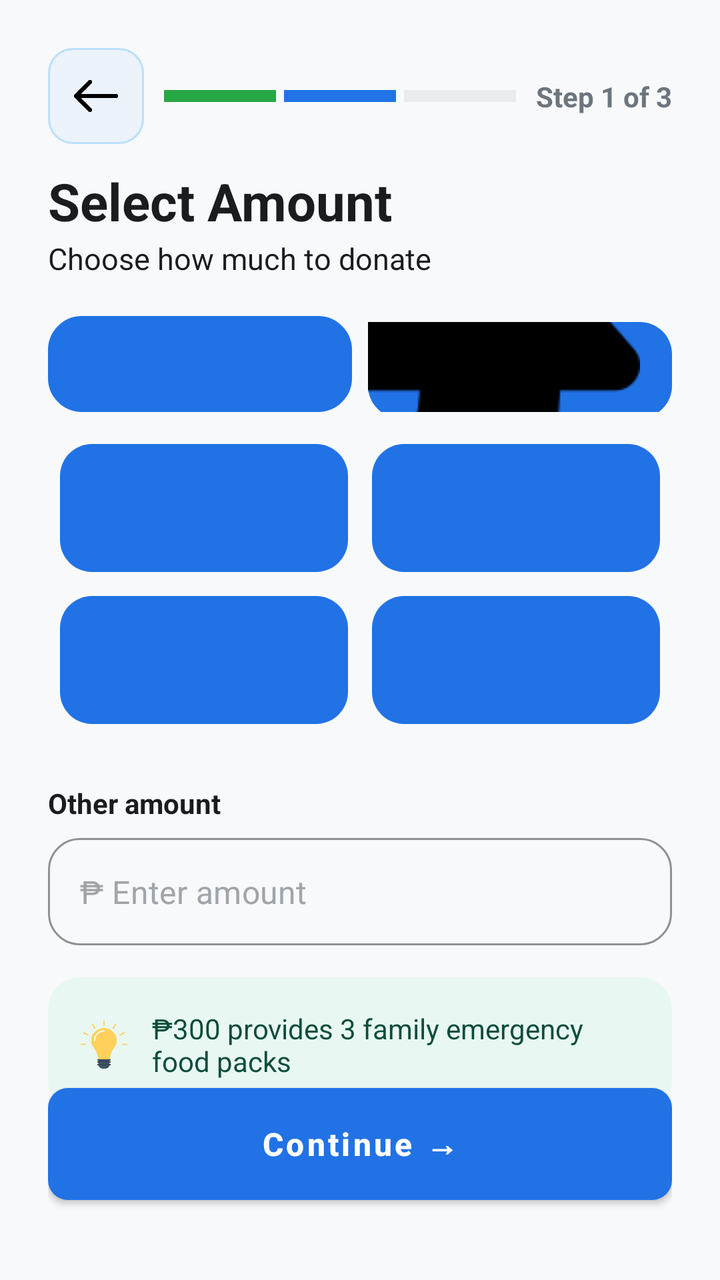
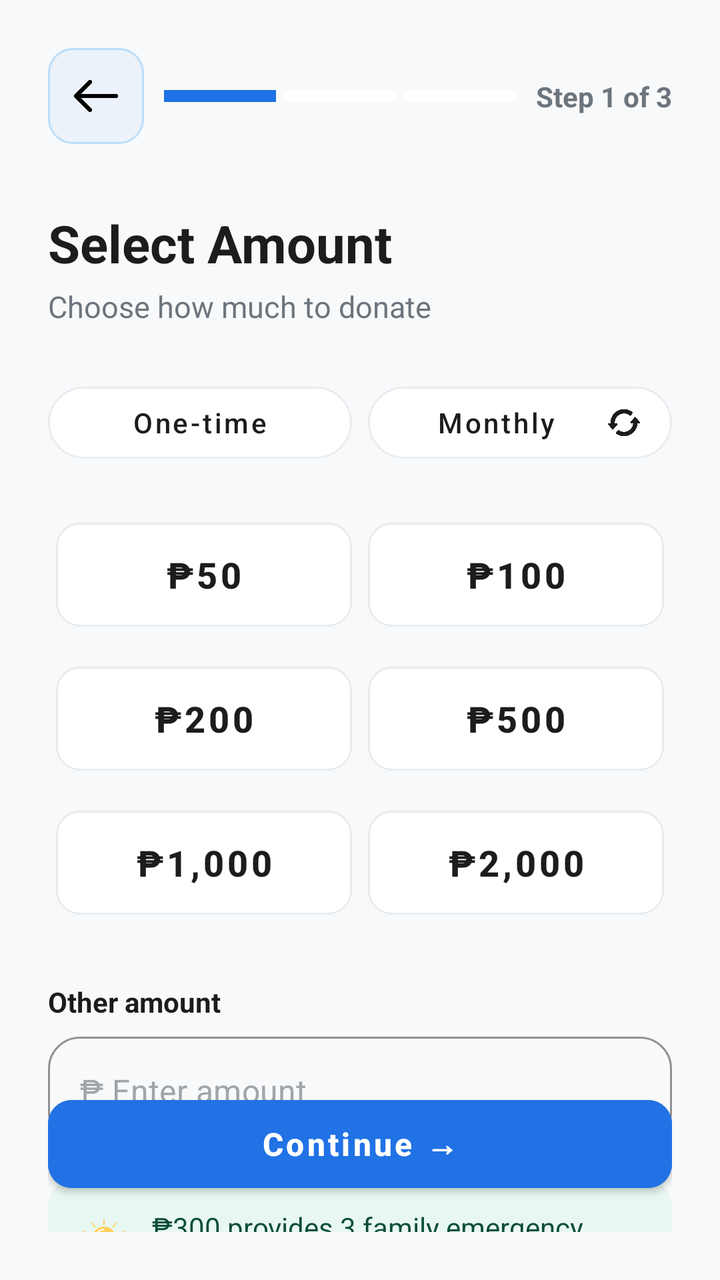

Screens rendered from an Android XML layout before and after an edit, with the pre-edit source and the edit as a unified diff.
<!-- AndroidManifest.xml: application theme Theme.UlamShare -->
<!-- res/layout/activity_select_amount.xml -->
<?xml version="1.0" encoding="utf-8"?>
<androidx.constraintlayout.widget.ConstraintLayout xmlns:android="http://schemas.android.com/apk/res/android"
    xmlns:app="http://schemas.android.com/apk/res-auto"
    android:layout_width="match_parent"
    android:layout_height="match_parent"
    android:background="@color/bg_light_gray"
    android:padding="24dp">

    <ImageButton
        android:id="@+id/btnBack"
        android:layout_width="48dp"
        android:layout_height="48dp"
        android:background="@drawable/rounded_soft_blue_rect"
        android:contentDescription="Go back"
        android:padding="12dp"
        android:scaleType="fitCenter"
        android:src="@drawable/back"
        app:layout_constraintStart_toStartOf="parent"
        app:layout_constraintTop_toTopOf="parent"
        app:tint="@color/black" />

    <TextView
        android:id="@+id/tvStep"
        android:layout_width="wrap_content"
        android:layout_height="wrap_content"
        android:text="Step 1 of 3"
        android:textColor="#6C757D"
        android:textSize="14sp"
        android:textStyle="bold"
        app:layout_constraintBottom_toBottomOf="@id/btnBack"
        app:layout_constraintEnd_toEndOf="parent"
        app:layout_constraintTop_toTopOf="@id/btnBack" />

    <LinearLayout
        android:id="@+id/stepProgressContainer"
        android:layout_width="0dp"
        android:layout_height="6dp"
        android:layout_marginStart="10dp"
        android:layout_marginEnd="10dp"
        android:orientation="horizontal"
        android:weightSum="3"
        app:layout_constraintBottom_toBottomOf="@id/btnBack"
        app:layout_constraintEnd_toStartOf="@id/tvStep"
        app:layout_constraintStart_toEndOf="@id/btnBack"
        app:layout_constraintTop_toTopOf="@id/btnBack">

        <View
            android:layout_width="0dp"
            android:layout_height="match_parent"
            android:layout_marginEnd="4dp"
            android:layout_weight="1"
            android:background="@color/accent_green"
            />

        <View
            android:layout_width="0dp"
            android:layout_height="match_parent"
            android:layout_marginEnd="4dp"
            android:layout_weight="1"
            android:background="@color/brand_blue" />

        <View
            android:layout_width="0dp"
            android:layout_height="match_parent"
            android:layout_weight="1"
            android:background="#E9ECEF" />
    </LinearLayout>

    <TextView
        android:id="@+id/tvTitle"
        android:layout_width="wrap_content"
        android:layout_height="wrap_content"
        android:layout_marginTop="32dp"
        android:text="Select Amount"
        android:textColor="#1A1C1E"
        android:textSize="26sp"
        android:textStyle="bold"
        app:layout_constraintStart_toStartOf="parent"
        app:layout_constraintTop_toBottomOf="@id/stepProgressContainer" />

    <TextView
        android:id="@+id/subtitle"
        android:layout_width="wrap_content"
        android:layout_height="wrap_content"
        android:layout_marginTop="1dp"
        android:text="Choose how much to donate"
        android:textColor="#1A1C1E"
        android:textSize="15sp"
        app:layout_constraintStart_toStartOf="parent"
        app:layout_constraintTop_toBottomOf="@id/tvTitle" />

    <LinearLayout
        android:id="@+id/amountContainer"
        android:layout_width="match_parent"
        android:layout_height="wrap_content"
        android:layout_marginTop="40dp"
        android:orientation="vertical"
        app:layout_constraintTop_toBottomOf="@id/tvTitle">

        <LinearLayout
            android:layout_width="match_parent"
            android:layout_height="wrap_content"
            android:orientation="horizontal"
            android:layout_marginBottom="10dp">

            <Button
                android:id="@+id/btnOneTime"
                style="@style/Widget.MaterialComponents.Button.UnelevatedButton"
                android:layout_width="0dp"
                android:layout_height="48dp"
                android:layout_weight="1"
                android:layout_marginEnd="8dp"
                android:background="@drawable/pill_selector_active"
                android:text="One-time"
                android:textAllCaps="false"
                android:textColor="#2172E5"
                android:textSize="16sp"
                android:textStyle="bold" />

            <Button
                android:id="@+id/btnMonthly"
                style="@style/Widget.MaterialComponents.Button.UnelevatedButton"
                android:layout_width="0dp"
                android:layout_height="48dp"
                android:layout_weight="1"
                android:drawablePadding="8dp"
                android:text="Monthly"
                android:textAllCaps="false"
                android:textColor="#A0A5AA"
                android:textSize="16sp"
                android:background="@drawable/pill_selector_inactive"
                app:drawableEndCompat="@drawable/refresh" />

        </LinearLayout>

        <LinearLayout
            android:layout_width="match_parent"
            android:layout_height="wrap_content"
            android:orientation="horizontal">

            <Button
                android:id="@+id/btn50"
                style="@style/Widget.MaterialComponents.Button.UnelevatedButton"
                android:layout_width="0dp"
                android:layout_height="64dp"
                android:layout_weight="1"
                android:layout_margin="6dp"
                android:backgroundTint="#EBF2FC"
                android:text="₱50"
                android:textAllCaps="false"
                android:textColor="#2172E5"
                android:textSize="18sp"
                android:textStyle="bold"
                app:cornerRadius="16dp"
                android:background="@drawable/pill_selector_inactive"/>

            <Button
                android:id="@+id/btn100"
                style="@style/Widget.MaterialComponents.Button.UnelevatedButton"
                android:layout_width="0dp"
                android:layout_height="64dp"
                android:layout_weight="1"
                android:layout_margin="6dp"
                android:backgroundTint="#EBF2FC"
                android:text="₱100"
                android:textAllCaps="false"
                android:textColor="#2172E5"
                android:textSize="18sp"
                android:textStyle="bold"
                app:cornerRadius="16dp"
                android:background="@drawable/pill_selector_inactive"/>


        </LinearLayout>


        <LinearLayout
            android:layout_width="match_parent"
            android:layout_height="wrap_content"
            android:orientation="horizontal">

            <Button
                android:id="@+id/btn500"
                style="@style/Widget.MaterialComponents.Button.UnelevatedButton"
                android:layout_width="0dp"
                android:layout_height="64dp"
                android:layout_weight="1"
                android:layout_margin="6dp"
                android:backgroundTint="#EBF2FC"
                android:text="₱500"
                android:textAllCaps="false"
                android:textColor="#2172E5"
                android:textSize="18sp"
                android:textStyle="bold"
                app:cornerRadius="16dp"
                android:background="@drawable/pill_selector_inactive"/>

            <Button
                android:id="@+id/btn1000"
                style="@style/Widget.MaterialComponents.Button.UnelevatedButton"
                android:layout_width="0dp"
                android:layout_height="64dp"
                android:layout_weight="1"
                android:layout_margin="6dp"
                android:backgroundTint="#EBF2FC"
                android:text="₱1,000"
                android:textAllCaps="false"
                android:textColor="#2172E5"
                android:textSize="18sp"
                android:textStyle="bold"
                app:cornerRadius="16dp"
                android:background="@drawable/pill_selector_inactive"/>
        </LinearLayout>

    </LinearLayout>

    <TextView
        android:id="@+id/tvCustomLabel"
        android:layout_width="wrap_content"
        android:layout_height="wrap_content"
        android:layout_marginTop="24dp"
        android:text="Other amount"
        android:textColor="#1A1C1E"
        android:textSize="14sp"
        android:textStyle="bold"
        app:layout_constraintStart_toStartOf="parent"
        app:layout_constraintTop_toBottomOf="@id/amountContainer" />
<LinearLayout
    android:layout_width="match_parent"
    android:layout_height="wrap_content"
    app:layout_constraintTop_toBottomOf="@id/tvCustomLabel"
    android:orientation="vertical">

    <com.google.android.material.textfield.TextInputLayout
        android:id="@+id/tilCustomAmount"
        style="@style/Widget.MaterialComponents.TextInputLayout.OutlinedBox"
        android:layout_width="match_parent"
        android:layout_height="wrap_content"
        android:layout_marginTop="8dp"
        app:boxCornerRadiusBottomEnd="16dp"
        app:boxCornerRadiusBottomStart="16dp"
        app:boxCornerRadiusTopEnd="16dp"
        app:boxCornerRadiusTopStart="16dp"
        app:boxStrokeColor="#E9ECEF"
        app:hintEnabled="false">

        <com.google.android.material.textfield.TextInputEditText
            android:id="@+id/etAmount"
            android:layout_width="match_parent"
            android:layout_height="wrap_content"
            android:hint="₱ Enter amount"
            android:inputType="numberDecimal"
            android:padding="16dp"
            android:textColorHint="#A0A5AA" />

    </com.google.android.material.textfield.TextInputLayout>

    <androidx.constraintlayout.widget.ConstraintLayout
        android:id="@+id/impactHintBox"
        android:layout_width="match_parent"
        android:layout_height="wrap_content"
        android:layout_marginTop="16dp"
        android:background="@drawable/bg_impact_hint"
        android:padding="16dp"
        app:layout_constraintTop_toBottomOf="@id/tilCustomAmount">

        <ImageView
            android:id="@+id/ivTipIcon"
            android:layout_width="24dp"
            android:layout_height="24dp"
            android:src="@drawable/idea"
            app:layout_constraintStart_toStartOf="parent"
            app:layout_constraintTop_toTopOf="parent"
            app:layout_constraintBottom_toBottomOf="parent" />

        <TextView
            android:id="@+id/tvImpactText"
            android:layout_width="0dp"
            android:layout_height="wrap_content"
            android:layout_marginStart="12dp"
            android:text="₱300 provides 3 family emergency food packs"
            android:textColor="#0D4D3B"
            android:textSize="14sp"
            app:layout_constraintEnd_toEndOf="parent"
            app:layout_constraintStart_toEndOf="@id/ivTipIcon"
            app:layout_constraintTop_toTopOf="parent"
            app:layout_constraintBottom_toBottomOf="parent" />

    </androidx.constraintlayout.widget.ConstraintLayout>


</LinearLayout>


    <Button
        android:id="@+id/btnNext"
        android:layout_width="match_parent"
        android:layout_height="56dp"
        android:layout_marginBottom="16dp"
        android:backgroundTint="#2172E5"
        android:text="Continue →"
        android:textAllCaps="false"
        android:textColor="#FFFFFF"
        android:textSize="16sp"
        android:textStyle="bold"
        app:layout_constraintBottom_toBottomOf="parent"
        android:background="@drawable/rounded_input_border"/>


</androidx.constraintlayout.widget.ConstraintLayout>
<!-- resources referenced by this layout -->
<resources>
  <color name="accent_green">#28A745</color>
  <color name="bg_light_gray">#F8F9FA</color>
  <color name="black">#FF000000</color>
  <color name="brand_blue">#2172E5</color>
  <!-- drawable back: png bitmap (drawable, 3507 bytes) -->
  <!-- drawable bg_impact_hint (drawable) -->
  <?xml version="1.0" encoding="utf-8"?>
  <shape xmlns:android="http://schemas.android.com/apk/res/android">
      <solid android:color="#E8F7F2" /> <corners android:radius="16dp" />
  </shape>
  <!-- drawable idea: png bitmap (drawable, 17040 bytes) -->
  <!-- drawable pill_selector_active (drawable) -->
  <?xml version="1.0" encoding="utf-8"?>
  <shape xmlns:android="http://schemas.android.com/apk/res/android">
      <solid android:color="#FFFFFF" /> <corners android:radius="16dp" /> <stroke
      android:width="2dp"
      android:color="#2172E5" /> </shape>
  <!-- drawable pill_selector_inactive (drawable) -->
  <?xml version="1.0" encoding="utf-8"?>
  <shape xmlns:android="http://schemas.android.com/apk/res/android">
      <solid android:color="#FFFFFF" />
      <corners android:radius="16dp" />
  </shape>
  <!-- drawable refresh: png bitmap (drawable, 12339 bytes) -->
  <!-- drawable rounded_input_border (drawable) -->
  <?xml version="1.0" encoding="utf-8"?>
  <shape xmlns:android="http://schemas.android.com/apk/res/android">
      <solid android:color="#EAF8EE" />
      <corners android:radius="10dp" />
  </shape>
  <!-- drawable rounded_soft_blue_rect (drawable) -->
  <?xml version="1.0" encoding="utf-8"?>
  <shape xmlns:android="http://schemas.android.com/apk/res/android"
      android:shape="rectangle">
  
      <solid android:color="#EBF2FA" />
  
      <corners android:radius="12dp" />
  
      <stroke
          android:width="1dp"
          android:color="#BBDEFB" />
  </shape>
  <style name="Theme.UlamShare" parent="Theme.MaterialComponents.Light.NoActionBar">
          
          <item name="colorPrimary">@color/brand_blue</item>
          <item name="colorPrimaryVariant">@color/primary_blue</item>
          <item name="colorOnPrimary">@color/white</item>
          
          <item name="colorSecondary">@color/sky_blue</item>
          <item name="colorSecondaryVariant">@color/sky_blue</item>
          <item name="colorOnSecondary">@color/black</item>
          
          <item name="android:statusBarColor">?attr/colorPrimaryVariant</item>
          
      </style>
  <color name="primary_blue">#2172E5</color>
  <color name="white">#FFFFFF</color>
  <color name="sky_blue">#579AFA</color>
</resources>

<!-- the commit's change to res/layout/activity_select_amount.xml (unified diff, before → after) -->
@@ -1,9 +1,10 @@
 <?xml version="1.0" encoding="utf-8"?>
 <androidx.constraintlayout.widget.ConstraintLayout xmlns:android="http://schemas.android.com/apk/res/android"
     xmlns:app="http://schemas.android.com/apk/res-auto"
+    xmlns:tools="http://schemas.android.com/tools"
     android:layout_width="match_parent"
     android:layout_height="match_parent"
-    android:background="@color/bg_light_gray"
+    android:background="#F8F9FA"
     android:padding="24dp">
 
     <ImageButton
@@ -49,21 +50,20 @@
             android:layout_height="match_parent"
             android:layout_marginEnd="4dp"
             android:layout_weight="1"
-            android:background="@color/accent_green"
-            />
+            android:background="#2172E5" />
 
         <View
             android:layout_width="0dp"
             android:layout_height="match_parent"
             android:layout_marginEnd="4dp"
             android:layout_weight="1"
-            android:background="@color/brand_blue" />
+            android:background="#FFFFFF" />
 
         <View
             android:layout_width="0dp"
             android:layout_height="match_parent"
             android:layout_weight="1"
-            android:background="#E9ECEF" />
+            android:background="#FFFFFF" />
     </LinearLayout>
 
     <TextView
@@ -76,15 +76,15 @@
         android:textSize="26sp"
         android:textStyle="bold"
         app:layout_constraintStart_toStartOf="parent"
-        app:layout_constraintTop_toBottomOf="@id/stepProgressContainer" />
+        app:layout_constraintTop_toBottomOf="@id/btnBack" />
 
     <TextView
         android:id="@+id/subtitle"
         android:layout_width="wrap_content"
         android:layout_height="wrap_content"
-        android:layout_marginTop="1dp"
+        android:layout_marginTop="4dp"
         android:text="Choose how much to donate"
-        android:textColor="#1A1C1E"
+        android:textColor="#6C757D"
         android:textSize="15sp"
         app:layout_constraintStart_toStartOf="parent"
         app:layout_constraintTop_toBottomOf="@id/tvTitle" />
@@ -93,124 +93,168 @@
         android:id="@+id/amountContainer"
         android:layout_width="match_parent"
         android:layout_height="wrap_content"
-        android:layout_marginTop="40dp"
+        android:layout_marginTop="24dp"
         android:orientation="vertical"
-        app:layout_constraintTop_toBottomOf="@id/tvTitle">
+        app:layout_constraintTop_toBottomOf="@id/subtitle">
 
         <LinearLayout
             android:layout_width="match_parent"
             android:layout_height="wrap_content"
-            android:orientation="horizontal"
-            android:layout_marginBottom="10dp">
-
-            <Button
+            android:layout_marginBottom="16dp"
+            android:orientation="horizontal">
+
+            <com.google.android.material.button.MaterialButton
                 android:id="@+id/btnOneTime"
+                style="@style/Widget.MaterialComponents.Button.UnelevatedButton"
+                android:layout_width="0dp"
+                android:layout_height="48dp"
+                android:layout_marginEnd="8dp"
+                android:layout_weight="1"
+                android:checkable="true"
+                android:backgroundTint="@color/button_background_selector"
+                android:text="One-time"
+                android:textAllCaps="false"
+                android:textColor="@color/button_text_selector"
+                android:textSize="14sp"
+                app:strokeColor="#E9ECEF"
+                app:strokeWidth="1dp"
+                app:cornerRadius="24dp" />
+
+            <com.google.android.material.button.MaterialButton
+                android:id="@+id/btnMonthly"
                 style="@style/Widget.MaterialComponents.Button.UnelevatedButton"
                 android:layout_width="0dp"
                 android:layout_height="48dp"
                 android:layout_weight="1"
-                android:layout_marginEnd="8dp"
-                android:background="@drawable/pill_selector_active"
-                android:text="One-time"
-                android:textAllCaps="false"
-                android:textColor="#2172E5"
-                android:textSize="16sp"
-                android:textStyle="bold" />
-
-            <Button
-                android:id="@+id/btnMonthly"
-                style="@style/Widget.MaterialComponents.Button.UnelevatedButton"
-                android:layout_width="0dp"
-                android:layout_height="48dp"
-                android:layout_weight="1"
-                android:drawablePadding="8dp"
+                android:checkable="true"
+                android:backgroundTint="@color/button_background_selector"
                 android:text="Monthly"
                 android:textAllCaps="false"
-                android:textColor="#A0A5AA"
-                android:textSize="16sp"
-                android:background="@drawable/pill_selector_inactive"
-                app:drawableEndCompat="@drawable/refresh" />
-
+                android:textColor="@color/button_text_selector"
+                android:textSize="14sp"
+                app:icon="@drawable/refresh"
+                app:iconSize="16dp"
+                app:iconGravity="end"
+                app:iconTint="@color/button_text_selector"
+                app:strokeColor="#E9ECEF"
+                app:strokeWidth="1dp"
+                app:cornerRadius="24dp" />
         </LinearLayout>
 
-        <LinearLayout
+        <GridLayout
             android:layout_width="match_parent"
             android:layout_height="wrap_content"
-            android:orientation="horizontal">
-
-            <Button
+            android:columnCount="2"
+            android:rowCount="3">
+
+            <com.google.android.material.button.MaterialButton
                 android:id="@+id/btn50"
                 style="@style/Widget.MaterialComponents.Button.UnelevatedButton"
                 android:layout_width="0dp"
                 android:layout_height="64dp"
-                android:layout_weight="1"
-                android:layout_margin="6dp"
-                android:backgroundTint="#EBF2FC"
+                android:layout_columnWeight="1"
+                android:layout_margin="4dp"
+                android:checkable="true"
+                android:backgroundTint="@color/button_background_selector"
                 android:text="₱50"
                 android:textAllCaps="false"
-                android:textColor="#2172E5"
-                android:textSize="18sp"
-                android:textStyle="bold"
-                app:cornerRadius="16dp"
-                android:background="@drawable/pill_selector_inactive"/>
-
-            <Button
+                android:textColor="@color/button_text_selector"
+                android:textSize="18sp"
+                android:textStyle="bold"
+                app:strokeColor="#E9ECEF"
+                app:strokeWidth="1dp"
+                app:cornerRadius="12dp" />
+
+            <com.google.android.material.button.MaterialButton
                 android:id="@+id/btn100"
                 style="@style/Widget.MaterialComponents.Button.UnelevatedButton"
                 android:layout_width="0dp"
                 android:layout_height="64dp"
-                android:layout_weight="1"
-                android:layout_margin="6dp"
-                android:backgroundTint="#EBF2FC"
+                android:layout_columnWeight="1"
+                android:layout_margin="4dp"
+                android:checkable="true"
+                android:backgroundTint="@color/button_background_selector"
                 android:text="₱100"
                 android:textAllCaps="false"
-                android:textColor="#2172E5"
-                android:textSize="18sp"
-                android:textStyle="bold"
-                app:cornerRadius="16dp"
-                android:background="@drawable/pill_selector_inactive"/>
-
-
-        </LinearLayout>
-
-
-        <LinearLayout
-            android:layout_width="match_parent"
-            android:layout_height="wrap_content"
-            android:orientation="horizontal">
-
-            <Button
+                android:textColor="@color/button_text_selector"
+                android:textSize="18sp"
+                android:textStyle="bold"
+                app:strokeColor="#E9ECEF"
+                app:strokeWidth="1dp"
+                app:cornerRadius="12dp" />
+
+            <com.google.android.material.button.MaterialButton
+                android:id="@+id/btn200"
+                style="@style/Widget.MaterialComponents.Button.UnelevatedButton"
+                android:layout_width="0dp"
+                android:layout_height="64dp"
+                android:layout_columnWeight="1"
+                android:layout_margin="4dp"
+                android:checkable="true"
+                android:backgroundTint="@color/button_background_selector"
+                android:text="₱200"
+                android:textAllCaps="false"
+                android:textColor="@color/button_text_selector"
+                android:textSize="18sp"
+                android:textStyle="bold"
+                app:strokeColor="#E9ECEF"
+                app:strokeWidth="1dp"
+                app:cornerRadius="12dp" />
+
+            <com.google.android.material.button.MaterialButton
                 android:id="@+id/btn500"
                 style="@style/Widget.MaterialComponents.Button.UnelevatedButton"
                 android:layout_width="0dp"
                 android:layout_height="64dp"
-                android:layout_weight="1"
-                android:layout_margin="6dp"
-                android:backgroundTint="#EBF2FC"
+                android:layout_columnWeight="1"
+                android:layout_margin="4dp"
+                android:checkable="true"
+                android:backgroundTint="@color/button_background_selector"
                 android:text="₱500"
                 android:textAllCaps="false"
-                android:textColor="#2172E5"
-                android:textSize="18sp"
-                android:textStyle="bold"
-                app:cornerRadius="16dp"
-                android:background="@drawable/pill_selector_inactive"/>
-
-            <Button
+                android:textColor="@color/button_text_selector"
+                android:textSize="18sp"
+                android:textStyle="bold"
+                app:strokeColor="#E9ECEF"
+                app:strokeWidth="1dp"
+                app:cornerRadius="12dp" />
+
+            <com.google.android.material.button.MaterialButton
                 android:id="@+id/btn1000"
                 style="@style/Widget.MaterialComponents.Button.UnelevatedButton"
                 android:layout_width="0dp"
                 android:layout_height="64dp"
-                android:layout_weight="1"
-                android:layout_margin="6dp"
-                android:backgroundTint="#EBF2FC"
+                android:layout_columnWeight="1"
+                android:layout_margin="4dp"
+                android:checkable="true"
+                android:backgroundTint="@color/button_background_selector"
                 android:text="₱1,000"
                 android:textAllCaps="false"
-                android:textColor="#2172E5"
-                android:textSize="18sp"
-                android:textStyle="bold"
-                app:cornerRadius="16dp"
-                android:background="@drawable/pill_selector_inactive"/>
-        </LinearLayout>
+                android:textColor="@color/button_text_selector"
+                android:textSize="18sp"
+                android:textStyle="bold"
+                app:strokeColor="#E9ECEF"
+                app:strokeWidth="1dp"
+                app:cornerRadius="12dp" />
+
+            <com.google.android.material.button.MaterialButton
+                android:id="@+id/btn2000"
+                style="@style/Widget.MaterialComponents.Button.UnelevatedButton"
+                android:layout_width="0dp"
+                android:layout_height="64dp"
+                android:layout_columnWeight="1"
+                android:layout_margin="4dp"
+                android:checkable="true"
+                android:backgroundTint="@color/button_background_selector"
+                android:text="₱2,000"
+                android:textAllCaps="false"
+                android:textColor="@color/button_text_selector"
+                android:textSize="18sp"
+                android:textStyle="bold"
+                app:strokeColor="#E9ECEF"
+                app:strokeWidth="1dp"
+                app:cornerRadius="12dp" />
+        </GridLayout>
 
     </LinearLayout>
 
@@ -225,11 +269,6 @@
         android:textStyle="bold"
         app:layout_constraintStart_toStartOf="parent"
         app:layout_constraintTop_toBottomOf="@id/amountContainer" />
-<LinearLayout
-    android:layout_width="match_parent"
-    android:layout_height="wrap_content"
-    app:layout_constraintTop_toBottomOf="@id/tvCustomLabel"
-    android:orientation="vertical">
 
     <com.google.android.material.textfield.TextInputLayout
         android:id="@+id/tilCustomAmount"
@@ -242,7 +281,8 @@
         app:boxCornerRadiusTopEnd="16dp"
         app:boxCornerRadiusTopStart="16dp"
         app:boxStrokeColor="#E9ECEF"
-        app:hintEnabled="false">
+        app:hintEnabled="false"
+        app:layout_constraintTop_toBottomOf="@id/tvCustomLabel">
 
         <com.google.android.material.textfield.TextInputEditText
             android:id="@+id/etAmount"
@@ -252,7 +292,6 @@
             android:inputType="numberDecimal"
             android:padding="16dp"
             android:textColorHint="#A0A5AA" />
-
     </com.google.android.material.textfield.TextInputLayout>
 
     <androidx.constraintlayout.widget.ConstraintLayout
@@ -269,9 +308,9 @@
             android:layout_width="24dp"
             android:layout_height="24dp"
             android:src="@drawable/idea"
+            app:layout_constraintBottom_toBottomOf="parent"
             app:layout_constraintStart_toStartOf="parent"
-            app:layout_constraintTop_toTopOf="parent"
-            app:layout_constraintBottom_toBottomOf="parent" />
+            app:layout_constraintTop_toTopOf="parent" />
 
         <TextView
             android:id="@+id/tvImpactText"
@@ -281,16 +320,11 @@
             android:text="₱300 provides 3 family emergency food packs"
             android:textColor="#0D4D3B"
             android:textSize="14sp"
+            app:layout_constraintBottom_toBottomOf="parent"
             app:layout_constraintEnd_toEndOf="parent"
             app:layout_constraintStart_toEndOf="@id/ivTipIcon"
-            app:layout_constraintTop_toTopOf="parent"
-            app:layout_constraintBottom_toBottomOf="parent" />
-
+            app:layout_constraintTop_toTopOf="parent" />
     </androidx.constraintlayout.widget.ConstraintLayout>
-
-
-</LinearLayout>
-
 
     <Button
         android:id="@+id/btnNext"
@@ -303,8 +337,7 @@
         android:textColor="#FFFFFF"
         android:textSize="16sp"
         android:textStyle="bold"
-        app:layout_constraintBottom_toBottomOf="parent"
-        android:background="@drawable/rounded_input_border"/>
-
+        app:cornerRadius="12dp"
+        app:layout_constraintBottom_toBottomOf="parent" />
 
 </androidx.constraintlayout.widget.ConstraintLayout>
<!-- resource entries referenced after the edit -->
@@ -1,7 +1,5 @@
 <!-- resources referenced by this layout -->
 <resources>
-  <color name="accent_green">#28A745</color>
-  <color name="bg_light_gray">#F8F9FA</color>
   <color name="black">#FF000000</color>
   <color name="brand_blue">#2172E5</color>
   <!-- drawable back: png bitmap (drawable, 3507 bytes) -->
@@ -11,25 +9,7 @@
       <solid android:color="#E8F7F2" /> <corners android:radius="16dp" />
   </shape>
   <!-- drawable idea: png bitmap (drawable, 17040 bytes) -->
-  <!-- drawable pill_selector_active (drawable) -->
-  <?xml version="1.0" encoding="utf-8"?>
-  <shape xmlns:android="http://schemas.android.com/apk/res/android">
-      <solid android:color="#FFFFFF" /> <corners android:radius="16dp" /> <stroke
-      android:width="2dp"
-      android:color="#2172E5" /> </shape>
-  <!-- drawable pill_selector_inactive (drawable) -->
-  <?xml version="1.0" encoding="utf-8"?>
-  <shape xmlns:android="http://schemas.android.com/apk/res/android">
-      <solid android:color="#FFFFFF" />
-      <corners android:radius="16dp" />
-  </shape>
   <!-- drawable refresh: png bitmap (drawable, 12339 bytes) -->
-  <!-- drawable rounded_input_border (drawable) -->
-  <?xml version="1.0" encoding="utf-8"?>
-  <shape xmlns:android="http://schemas.android.com/apk/res/android">
-      <solid android:color="#EAF8EE" />
-      <corners android:radius="10dp" />
-  </shape>
   <!-- drawable rounded_soft_blue_rect (drawable) -->
   <?xml version="1.0" encoding="utf-8"?>
   <shape xmlns:android="http://schemas.android.com/apk/res/android"
